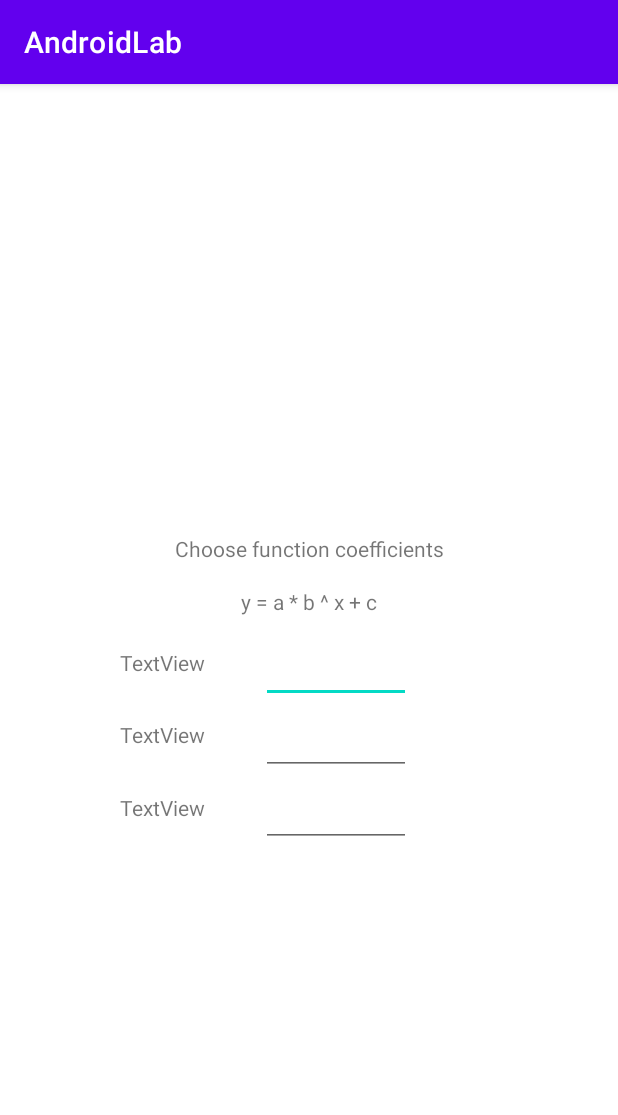
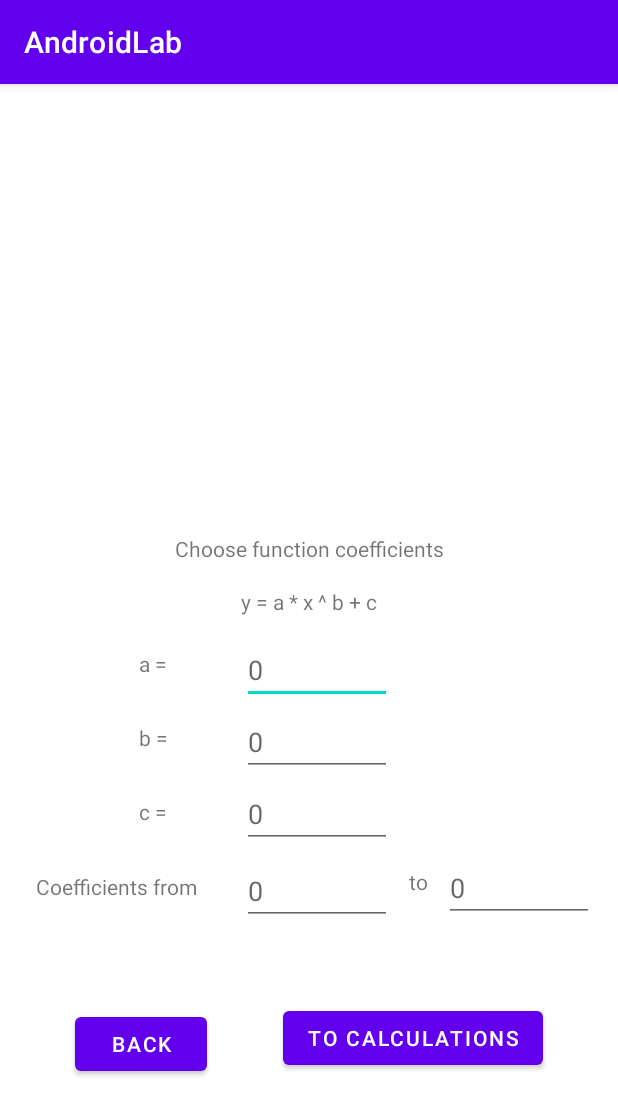
Before and after one commit to Cycxyz/AndroidApp, an Android app: the CoefficientsActivity screen opened directly, with no data from a screen before it, on a phone screen of 412 x 824 dp. Shown: the top 1115 px of the screen. Run offline under Robolectric (Android 15) with nearby library versions, the phone set to English and light mode, and no system bars.

Commit message:
add: chart, calculations, coefficients send

```diff
--- a/app/build.gradle
+++ b/app/build.gradle
@@ -36,4 +36,5 @@ dependencies {
     testImplementation 'junit:junit:4.13.2'
     androidTestImplementation 'androidx.test.ext:junit:1.1.3'
     androidTestImplementation 'androidx.test.espresso:espresso-core:3.4.0'
+    implementation 'com.github.PhilJay:MPAndroidChart:v3.1.0'
 }
--- a/app/src/main/java/com/project/androidlab/FunctionTypeActivity.java
+++ b/app/src/main/java/com/project/androidlab/FunctionTypeActivity.java
@@ -1,8 +1,10 @@
 package com.project.androidlab;
 
+import androidx.annotation.RequiresApi;
 import androidx.appcompat.app.AppCompatActivity;
 
 import android.content.Intent;
+import android.os.Build;
 import android.os.Bundle;
 import android.view.View;
 import android.widget.ArrayAdapter;
@@ -21,6 +23,7 @@ public class FunctionTypeActivity extends AppCompatActivity {
         startActivity(new Intent(this, MainActivity.class));
     }
 
+    @RequiresApi(api = Build.VERSION_CODES.N)
     public void goChoseCoefficients(View view)
     {
         Intent intent = new Intent(this, CoefficientsActivity.class);
--- a/app/src/main/java/com/project/androidlab/Globals.java
+++ b/app/src/main/java/com/project/androidlab/Globals.java
@@ -2,4 +2,9 @@ package com.project.androidlab;
 
 public class Globals {
     public static String FUNCTION_TYPE_NAME = "Function type";
+    public static String COEFFICIENT_A = "Coefficient a";
+    public static String COEFFICIENT_B = "Coefficient b";
+    public static String COEFFICIENT_C = "Coefficient c";
+    public static String BEGIN_PERIOD = "Period begin";
+    public static String END_PERIOD = "Period end";
 }
--- a/app/src/main/res/layout/activity_coefficients.xml
+++ b/app/src/main/res/layout/activity_coefficients.xml
@@ -11,8 +11,8 @@
         android:layout_width="wrap_content"
         android:layout_height="wrap_content"
         android:layout_marginTop="16dp"
-        android:text="Hahahaha"
-        app:layout_constraintBottom_toTopOf="@id/textView3"
+        android:text="Function type"
+        app:layout_constraintBottom_toTopOf="@id/aView"
         app:layout_constraintEnd_toEndOf="parent"
         app:layout_constraintStart_toStartOf="parent"
         app:layout_constraintTop_toBottomOf="@+id/TitleView" />
@@ -29,84 +29,168 @@
         app:layout_constraintTop_toTopOf="parent" />
 
     <EditText
-        android:id="@+id/aValueEdit2"
+        android:id="@+id/aValueEdit"
         android:layout_width="100dp"
         android:layout_height="40dp"
         android:layout_marginTop="20dp"
         android:layout_marginEnd="138dp"
         android:ems="10"
-        android:inputType="numberDecimal"
-        app:layout_constraintBottom_toTopOf="@+id/aValueEdit7"
+        android:hint="0"
+        android:inputType="numberSigned|numberDecimal"
+        app:layout_constraintBottom_toTopOf="@+id/bValueEdit"
         app:layout_constraintEnd_toEndOf="parent"
-        app:layout_constraintStart_toEndOf="@+id/textView3"
+        app:layout_constraintStart_toEndOf="@+id/aView"
         app:layout_constraintTop_toBottomOf="@+id/functionLabelView" />
 
     <EditText
-        android:id="@+id/aValueEdit7"
+        android:id="@+id/bValueEdit"
         android:layout_width="100dp"
         android:layout_height="40dp"
         android:layout_marginTop="8dp"
         android:layout_marginEnd="138dp"
         android:ems="10"
-        android:inputType="numberDecimal"
-        app:layout_constraintBottom_toTopOf="@+id/aValueEdit8"
+        android:hint="0"
+        android:inputType="numberSigned|numberDecimal"
+        app:layout_constraintBottom_toTopOf="@+id/cValueEdit"
         app:layout_constraintEnd_toEndOf="parent"
-        app:layout_constraintStart_toEndOf="@+id/textView4"
-        app:layout_constraintTop_toBottomOf="@+id/aValueEdit2" />
+        app:layout_constraintStart_toEndOf="@+id/bView"
+        app:layout_constraintTop_toBottomOf="@+id/aValueEdit" />
 
     <EditText
-        android:id="@+id/aValueEdit8"
+        android:id="@+id/cValueEdit"
         android:layout_width="100dp"
         android:layout_height="40dp"
         android:layout_marginTop="8dp"
         android:layout_marginEnd="138dp"
-        android:layout_marginBottom="262dp"
+        android:layout_marginBottom="3dp"
         android:ems="10"
-        android:inputType="numberDecimal"
-        app:layout_constraintBottom_toBottomOf="parent"
+        android:hint="0"
+        android:inputType="numberSigned|numberDecimal"
+        app:layout_constraintBottom_toTopOf="@+id/beginPeriodEdit"
         app:layout_constraintEnd_toEndOf="parent"
-        app:layout_constraintStart_toEndOf="@+id/textView5"
-        app:layout_constraintTop_toBottomOf="@+id/aValueEdit7" />
+        app:layout_constraintStart_toEndOf="@+id/cView"
+        app:layout_constraintTop_toBottomOf="@+id/bValueEdit" />
+
+    <EditText
+        android:id="@+id/beginPeriodEdit"
+        android:layout_width="100dp"
+        android:layout_height="40dp"
+        android:layout_marginStart="29dp"
+        android:layout_marginTop="8dp"
+        android:layout_marginBottom="51dp"
+        android:ems="10"
+        android:hint="0"
+        android:inputType="numberSigned|numberDecimal"
+        app:layout_constraintBottom_toTopOf="@+id/calculationsButton"
+        app:layout_constraintEnd_toStartOf="@+id/endPeriodView"
+        app:layout_constraintStart_toEndOf="@+id/beginPeriodView"
+        app:layout_constraintTop_toBottomOf="@+id/cValueEdit" />
+
+    <EditText
+        android:id="@+id/endPeriodEdit"
+        android:layout_width="100dp"
+        android:layout_height="40dp"
+        android:layout_marginStart="10dp"
+        android:layout_marginTop="8dp"
+        android:layout_marginEnd="16dp"
+        android:layout_marginBottom="51dp"
+        android:ems="10"
+        android:hint="0"
+        android:inputType="numberSigned|numberDecimal"
+        app:layout_constraintBottom_toTopOf="@+id/calculationsButton"
+        app:layout_constraintEnd_toEndOf="parent"
+        app:layout_constraintStart_toEndOf="@+id/endPeriodView"
+        app:layout_constraintTop_toBottomOf="@+id/cValueEdit" />
 
     <TextView
-        android:id="@+id/textView3"
+        android:id="@+id/aView"
         android:layout_width="wrap_content"
         android:layout_height="wrap_content"
         android:layout_marginStart="80dp"
         android:layout_marginTop="20dp"
         android:layout_marginEnd="37dp"
         android:layout_marginBottom="28dp"
-        android:text="TextView"
-        app:layout_constraintBottom_toTopOf="@+id/textView4"
-        app:layout_constraintEnd_toStartOf="@+id/aValueEdit2"
+        android:text="@string/aValue"
+        app:layout_constraintBottom_toTopOf="@+id/bView"
+        app:layout_constraintEnd_toStartOf="@+id/aValueEdit"
         app:layout_constraintHorizontal_bias="0.0"
         app:layout_constraintStart_toStartOf="parent"
         app:layout_constraintTop_toBottomOf="@id/functionLabelView" />
 
     <TextView
-        android:id="@+id/textView4"
+        android:id="@+id/bView"
         android:layout_width="wrap_content"
         android:layout_height="wrap_content"
         android:layout_marginStart="80dp"
         android:layout_marginEnd="37dp"
         android:layout_marginBottom="28dp"
-        android:text="TextView"
-        app:layout_constraintBottom_toTopOf="@+id/textView5"
-        app:layout_constraintEnd_toStartOf="@+id/aValueEdit7"
+        android:text="@string/bValue"
+        app:layout_constraintBottom_toTopOf="@+id/cView"
+        app:layout_constraintEnd_toStartOf="@+id/bValueEdit"
         app:layout_constraintStart_toStartOf="parent"
-        app:layout_constraintTop_toBottomOf="@+id/textView3" />
+        app:layout_constraintTop_toBottomOf="@+id/aView" />
 
     <TextView
-        android:id="@+id/textView5"
+        android:id="@+id/cView"
         android:layout_width="wrap_content"
         android:layout_height="wrap_content"
         android:layout_marginStart="80dp"
         android:layout_marginEnd="37dp"
-        android:layout_marginBottom="275dp"
-        android:text="TextView"
+        android:text="@string/cValue"
+        app:layout_constraintBottom_toTopOf="@+id/beginPeriodView"
+        app:layout_constraintEnd_toStartOf="@+id/cValueEdit"
+        app:layout_constraintStart_toStartOf="parent"
+        app:layout_constraintTop_toBottomOf="@+id/bView" />
+
+    <Button
+        android:id="@+id/backButton"
+        android:layout_width="wrap_content"
+        android:layout_height="wrap_content"
+        android:layout_marginTop="69dp"
+        android:layout_marginBottom="102dp"
+        android:onClick="goBack"
+        android:text="@string/back"
         app:layout_constraintBottom_toBottomOf="parent"
-        app:layout_constraintEnd_toStartOf="@+id/aValueEdit8"
+        app:layout_constraintEnd_toStartOf="@+id/calculationsButton"
+        app:layout_constraintHorizontal_bias="0.517"
         app:layout_constraintStart_toStartOf="parent"
-        app:layout_constraintTop_toBottomOf="@+id/textView4" />
+        app:layout_constraintTop_toBottomOf="@+id/beginPeriodView" />
+
+    <Button
+        android:id="@+id/calculationsButton"
+        android:layout_width="wrap_content"
+        android:layout_height="wrap_content"
+        android:layout_marginBottom="110dp"
+        android:onClick="goToCalculations"
+        android:text="@string/calculations"
+        app:layout_constraintBottom_toBottomOf="parent"
+        app:layout_constraintEnd_toEndOf="parent"
+        app:layout_constraintStart_toEndOf="@+id/backButton"
+        app:layout_constraintTop_toBottomOf="@+id/beginPeriodEdit" />
+
+    <TextView
+        android:id="@+id/beginPeriodView"
+        android:layout_width="wrap_content"
+        android:layout_height="wrap_content"
+        android:layout_marginStart="24dp"
+        android:layout_marginTop="29dp"
+        android:text="@string/coefficientsFrom"
+        app:layout_constraintBottom_toTopOf="@+id/backButton"
+        app:layout_constraintEnd_toStartOf="@+id/beginPeriodEdit"
+        app:layout_constraintStart_toStartOf="parent"
+        app:layout_constraintTop_toBottomOf="@+id/cView" />
+
+    <TextView
+        android:id="@+id/endPeriodView"
+        android:layout_width="wrap_content"
+        android:layout_height="wrap_content"
+        android:layout_marginStart="11dp"
+        android:layout_marginTop="8dp"
+        android:layout_marginBottom="66dp"
+        android:text="to"
+        app:layout_constraintBottom_toTopOf="@+id/calculationsButton"
+        app:layout_constraintEnd_toStartOf="@+id/endPeriodEdit"
+        app:layout_constraintStart_toEndOf="@+id/beginPeriodEdit"
+        app:layout_constraintTop_toBottomOf="@+id/cValueEdit" />
 
 </androidx.constraintlayout.widget.ConstraintLayout>
--- a/app/src/main/res/layout/activity_main.xml
+++ b/app/src/main/res/layout/activity_main.xml
@@ -68,7 +68,7 @@
         android:layout_width="wrap_content"
         android:layout_height="wrap_content"
         android:onClick="goToFunctionType"
-        android:text="To calcultations"
+        android:text="Start calculations"
         app:layout_constraintBottom_toTopOf="@+id/editor"
         app:layout_constraintEnd_toEndOf="parent"
         app:layout_constraintStart_toEndOf="@+id/button"
--- a/app/src/main/res/values/strings.xml
+++ b/app/src/main/res/values/strings.xml
@@ -7,11 +7,14 @@
     <string name="back">Back</string>
     <string name="next">Next</string>
     <string name="expFunc">y = a * b ^ x + c</string>
-    <string name="powerFunc"> a * x ^ b + c</string>
+    <string name="powerFunc">y = a * x ^ b + c</string>
     <string name="chooseCoefficients">Choose function coefficients</string>
     <string name="aValue">a = </string>
     <string name="bValue">b = </string>
     <string name="cValue">c = </string>
+    <string name="calculations">To calculations</string>
+    <string name="coefficientsFrom">Coefficients from</string>
+    <string name="to">to</string>
     <string-array name="functions_array">
         <item>Power function</item>
         <item>Exponential function</item>
--- a/settings.gradle
+++ b/settings.gradle
@@ -3,6 +3,7 @@ pluginManagement {
         gradlePluginPortal()
         google()
         mavenCentral()
+        maven { url 'https://jitpack.io' }
     }
 }
 dependencyResolutionManagement {
@@ -10,6 +11,7 @@ dependencyResolutionManagement {
     repositories {
         google()
         mavenCentral()
+        maven { url 'https://jitpack.io' }
     }
 }
 rootProject.name = "AndroidLab"
```
Also changed, not shown: app/src/main/AndroidManifest.xml (+7 -0 lines), app/src/main/java/com/project/androidlab/CalculationsActivity.java (added, +240 -0 lines), app/src/main/java/com/project/androidlab/CoefficientsActivity.java (+37 -3 lines), app/src/main/res/layout/activity_calculations_activiry.xml (added, +237 -0 lines), build.gradle (line endings or trailing spaces).
